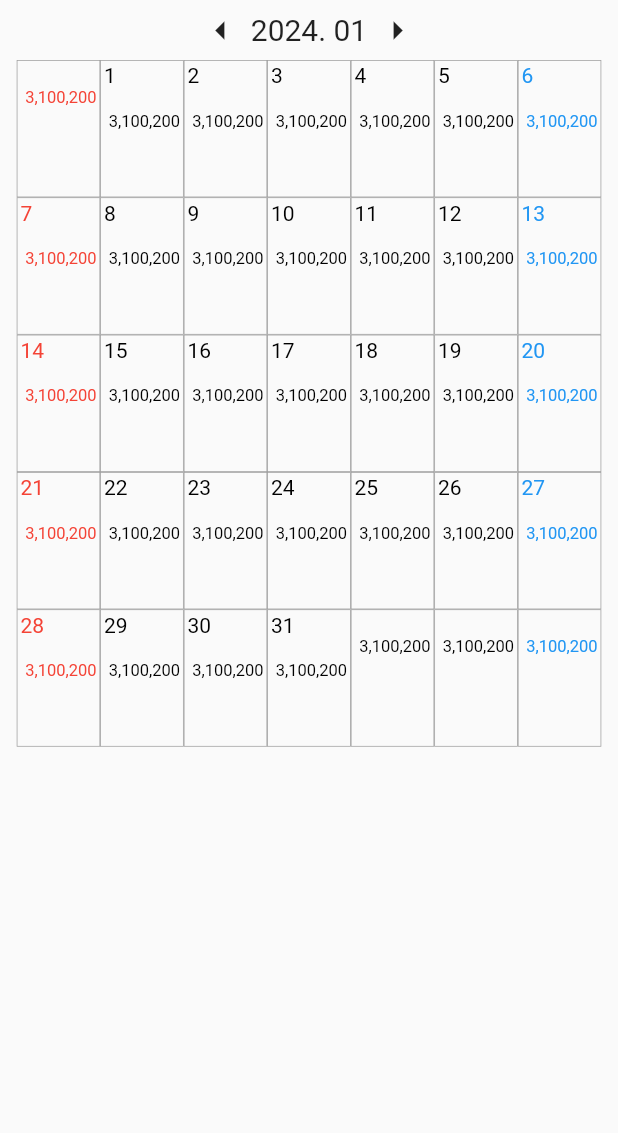
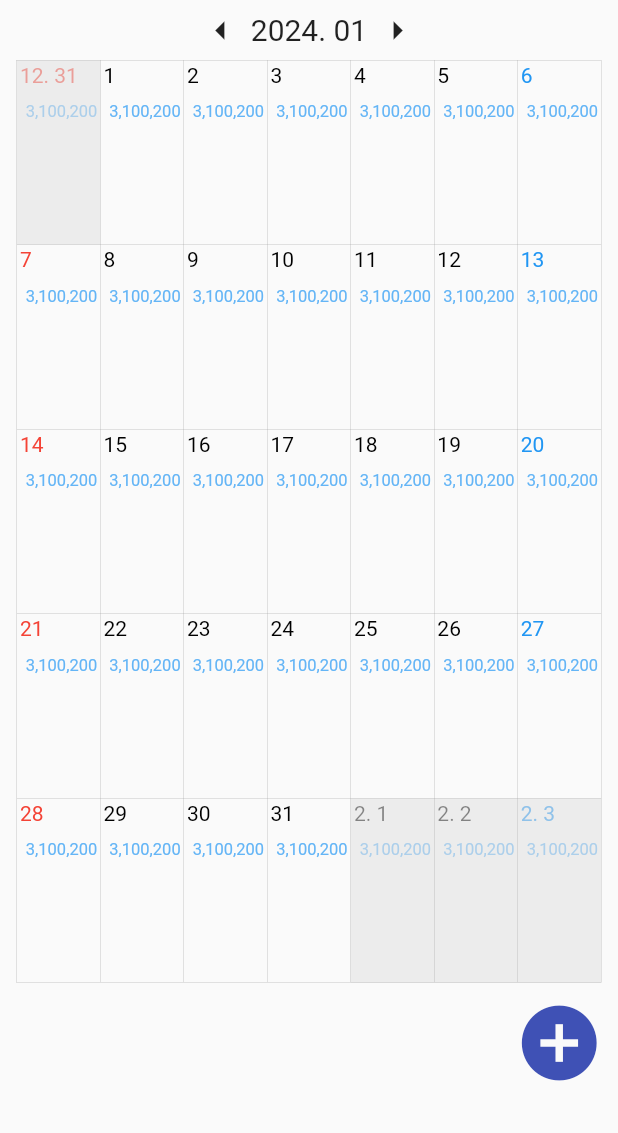
Before and after one commit to kanggo1111/hair_designer_sales_manage, a Flutter app: the screen it shows after launch, after a tap on the "arrow left" icon, on a phone screen of 412 x 824 dp, the part 103-1236 px from its top. Run offline on Flutter 3.47's test engine with Material 3 defaults, Android fonts, the phone set to English and light mode, and no system bars.

Commit message:
develope calendar #2
TODO:
make add item

```diff
--- a/lib/my_widget/my_calendar/my_calendar.dart
+++ b/lib/my_widget/my_calendar/my_calendar.dart
@@ -1,4 +1,5 @@
 import 'package:flutter/material.dart';
+import 'package:hair_designer_sales_manage/screens/main_item.dart';
 import 'package:intl/intl.dart';
 
 Map<String, int> weekday = {
@@ -10,6 +11,8 @@ Map<String, int> weekday = {
   "FRI": 6,
   "SAT": 7,
 };
+
+const double cellBorderWidth = 0.1;
 
 class MyCalendar extends StatefulWidget {
   MyCalendar({super.key});
@@ -37,6 +40,39 @@ class _MyCalendarState extends State<MyCalendar> {
     currentYear = int.parse(DateFormat('y').format(now));
   }
 
+  void setNextMonth() {
+    if (currentMonth == 12) {
+      currentYear++;
+      currentMonth = 1;
+    } else {
+      currentMonth++;
+    }
+
+    now = DateTime(currentYear, currentMonth);
+  }
+
+  void setPrevMonth() {
+    if (currentMonth == 1) {
+      currentYear--;
+      currentMonth = 12;
+    } else {
+      currentMonth--;
+    }
+
+    now = DateTime(currentYear, currentMonth);
+  }
+
+  void showMainItemAlert(BuildContext context, DateTime now) {
+    showDialog(
+        context: context,
+        builder: (context) {
+          return Dialog(
+            backgroundColor: Colors.white,
+            child: MainItem(now),
+          );
+        });
+  }
+
   Widget build(BuildContext context) {
     return Container(
       padding: EdgeInsets.fromLTRB(MediaQuery.of(context).size.width / 37, 0,
@@ -51,13 +87,7 @@ class _MyCalendarState extends State<MyCalendar> {
                 GestureDetector(
                     onTap: () {
                       setState(() {
-                        if (currentMonth == 1) {
-                          currentYear--;
-                          currentMonth = 12;
-                        } else
-                          currentMonth--;
-
-                        now = DateTime(currentYear, currentMonth);
+                        setPrevMonth();
                       });
                     },
                     child: Icon(
@@ -79,13 +109,7 @@ class _MyCalendarState extends State<MyCalendar> {
                 GestureDetector(
                   onTap: () {
                     setState(() {
-                      if (currentMonth == 12) {
-                        currentYear++;
-                        currentMonth = 1;
-                      } else
-                        currentMonth++;
-
-                      now = DateTime(currentYear, currentMonth);
+                      setNextMonth();
                     });
                   },
                   child: Icon(
@@ -96,7 +120,36 @@ class _MyCalendarState extends State<MyCalendar> {
               ],
             ),
           ),
-          CalendarCol(now),
+          Expanded(
+              child: Container(
+            child: CalendarCol(now),
+            decoration: BoxDecoration(
+                border: Border.all(color: Colors.grey, width: cellBorderWidth)),
+          )),
+          Container(
+              height: 100,
+              child: Row(
+                mainAxisAlignment: MainAxisAlignment.end,
+                children: [
+                  Column(
+                    children: [
+                      IconButton(
+                          padding: EdgeInsets.all(10),
+                          onPressed: () {
+                            showMainItemAlert(context, DateTime.now());
+                          },
+                          icon: Icon(
+                            Icons.add_circle,
+                            color: Colors.indigo,
+                            size: 60,
+                          ))
+                    ],
+                  ),
+                  const SizedBox(
+                    width: 20,
+                  )
+                ],
+              ))
         ],
       ),
     );
@@ -124,8 +177,10 @@ class _CalendarColState extends State<CalendarCol> {
                   DateTime(widget.now.year, widget.now.month + 1, 0).day
               ? 6
               : 5,
-          (index) =>
-              CalendarRow(widget.now, index * 7 + 1 - (startingCell - 1))),
+          (index) => Expanded(
+              child: Container(
+                  child: CalendarRow(
+                      widget.now, index * 7 + 1 - (startingCell - 1))))),
     );
   }
 }
@@ -146,14 +201,18 @@ class _CalendarRowState extends State<CalendarRow> {
     return Row(
       children: List.generate(
           7,
-          (index) => CalendarCell(
+          (index) => Expanded(
+                child: Container(
+                  child: CalendarCell(
                       widget.now,
                       widget.startDayOfWeek + index,
                       index == 0
                           ? Colors.red
                           : index == 6
                               ? Colors.blue
-                      : Colors.black)),
+                              : Colors.black),
+                ),
+              )),
     );
   }
 }
@@ -172,16 +231,57 @@ class CalendarCell extends StatefulWidget {
 class _CalendarCellState extends State<CalendarCell> {
   @override
   Widget build(BuildContext context) {
-    final double cellWidth = MediaQuery.of(context).size.width * 5 / 37;
-    final double cellHeight = MediaQuery.of(context).size.height / 9;
-    final double cellBorderWidth = 0.5;
+    return Stack(
+        children: getCellContent(
+            widget.dayOfCell, widget.now.year, widget.now.month, widget.color));
+  }
+}
 
-    final bool isDate = true;
+List<Widget> getCellContent(int dayOfCell, int year, int month, Color color) {
+  int lastDayOfCurrentMonth = DateTime(year, month + 1, 0).day;
+  List<Widget> textList = [];
+  List<Widget> returnList = [];
+  Container shadowContainer = Container(color: Colors.grey.withOpacity(0.15));
+  bool isNeedShadow = true;
+  Color incomeTextColor = Colors.blue[300]!;
 
-    return Container(
+  if (dayOfCell > 0 && dayOfCell <= lastDayOfCurrentMonth) {
+    textList.add(Text(dayOfCell.toString(), style: TextStyle(color: color)));
+    isNeedShadow = false;
+  } else if (dayOfCell <= 0) {
+    int lastDayOfPrevMonth = DateTime(year, month, 0).day;
+    int prevMonth = month != 1 ? month - 1 : 12;
+    textList.add(Text(
+        prevMonth.toString() +
+            '. ' +
+            (dayOfCell + lastDayOfPrevMonth).toString(),
+        style: TextStyle(color: color.withOpacity(0.5))));
+    incomeTextColor = incomeTextColor.withOpacity(0.5);
+  } else if (dayOfCell > lastDayOfCurrentMonth) {
+    int nextMonth = month != 12 ? month + 1 : 1;
+    textList.add(Text(
+        nextMonth.toString() +
+            '. ' +
+            (dayOfCell - lastDayOfCurrentMonth).toString(),
+        style: TextStyle(color: color.withOpacity(0.5))));
+    incomeTextColor = incomeTextColor.withOpacity(0.5);
+  } else {
+    textList.add(const Text(' '));
+  }
+
+  textList.add(const SizedBox(
+    height: 10,
+  ));
+  textList.add(Row(
+    mainAxisAlignment: MainAxisAlignment.end,
+    children: [
+      Text('3,100,200', style: TextStyle(color: incomeTextColor, fontSize: 11)),
+    ],
+  ));
+
+  return [
+    Container(
         padding: EdgeInsets.all(2),
-        width: cellWidth,
-        height: cellHeight,
         decoration: BoxDecoration(
             border: Border.all(color: Colors.grey, width: cellBorderWidth)),
         child: Row(
@@ -190,43 +290,11 @@ class _CalendarCellState extends State<CalendarCell> {
                 child: Container(
               child: Column(
                 crossAxisAlignment: CrossAxisAlignment.start,
-                children: [
-                  if (widget.dayOfCell > 0 &&
-                      widget.dayOfCell <=
-                          DateTime(widget.now.year, widget.now.month + 1, 0)
-                              .day)
-                    Text(widget.dayOfCell.toString(),
-                        style: TextStyle(
-                            color: widget.color)),
-                  Text(' ',
-                      style: TextStyle(
-                          color: widget.color)),
-                  Row(
-                    mainAxisAlignment: MainAxisAlignment.end,
-                    children: [
-                      Text('3,100,200',
-                          style: TextStyle(
-                              color: widget.color,
-                              fontSize: 11)),
-                    ],
-                  ),
-                  // 지출?
-                  //
-                  // Row(
-                  //   mainAxisAlignment: MainAxisAlignment.end,
-                  //   children: [
-                  //     Text('3,100,200',
-                  //         style: TextStyle(
-                  //             color: widget.color,
-                  //             backgroundColor: Colors.grey,
-                  //             fontSize: 11)),
-                  //   ],
-                  // )
-
-                ],
+                children: textList,
               ),
             )),
           ],
-        ));
+        )),
+    if (isNeedShadow) shadowContainer
+  ];
 }
-}
```
Also changed, not shown: lib/items/add_item.dart (added, +60 -0 lines), lib/screens/main_item.dart (added, +47 -0 lines), 1 other file. Lines whose indentation alone changed are shown as unchanged.
